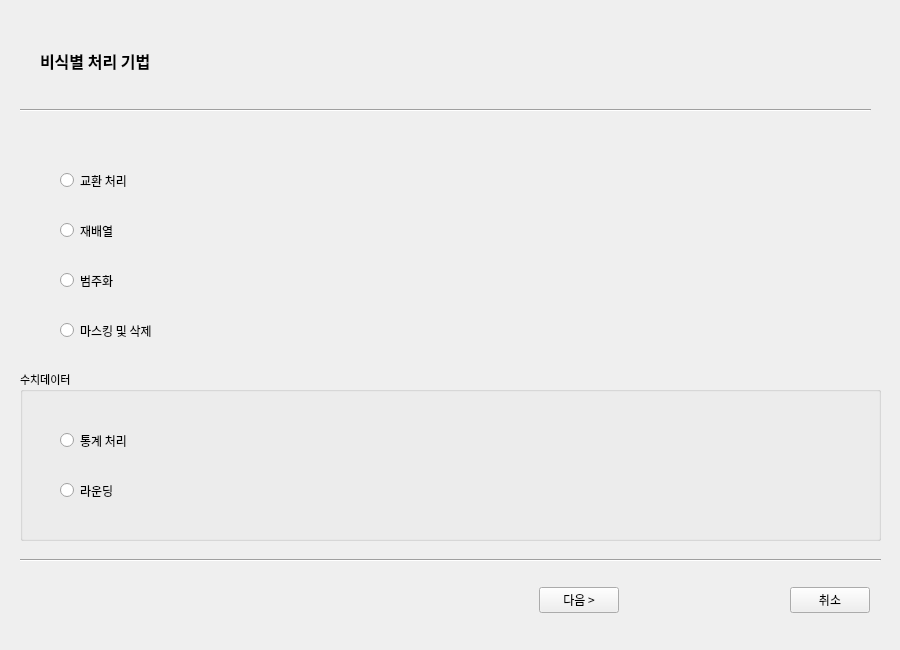
This is UI/SelectNonIdentifierMethod.ui in zel0rd/Non-Identifying as Qt 5 draws it before an edit. The edited form follows.
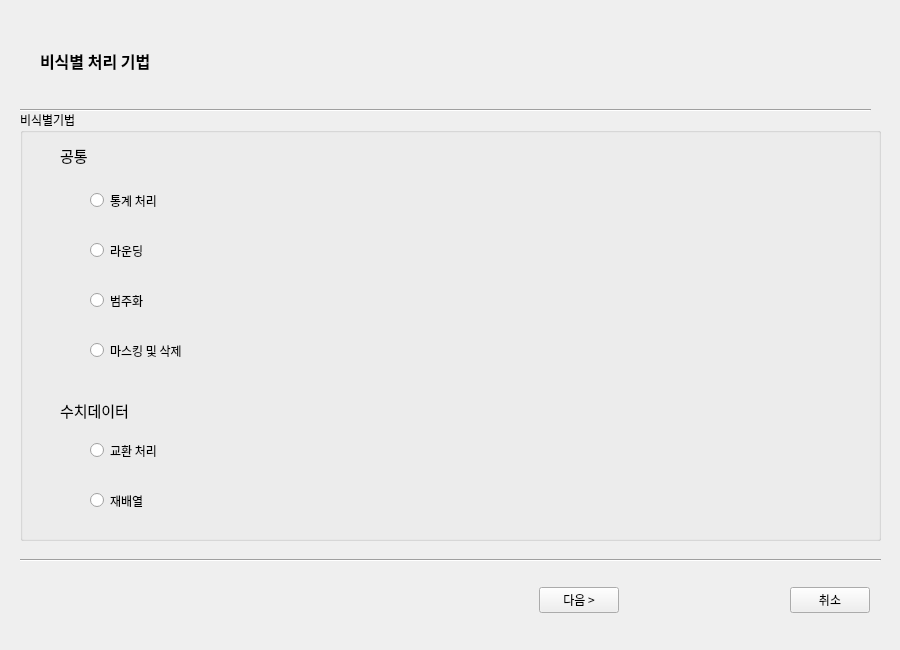
This is the edited form.

What changed in the file:
```diff
--- a/UI/SelectNonIdentifierMethod.ui
+++ b/UI/SelectNonIdentifierMethod.ui
@@ -18,25 +18,25 @@
     <property name="geometry">
      <rect>
       <x>20</x>
-      <y>370</y>
+      <y>110</y>
       <width>861</width>
-      <height>171</height>
+      <height>431</height>
      </rect>
     </property>
     <property name="font">
      <font>
       <family>맑은 고딕</family>
-      <pointsize>8</pointsize>
+      <pointsize>9</pointsize>
      </font>
     </property>
     <property name="title">
-     <string>수치데이터</string>
+     <string>비식별기법</string>
     </property>
     <widget class="QRadioButton" name="Method6">
      <property name="geometry">
       <rect>
-       <x>40</x>
-       <y>100</y>
+       <x>70</x>
+       <y>120</y>
        <width>231</width>
        <height>41</height>
       </rect>
@@ -53,8 +53,8 @@
     <widget class="QRadioButton" name="Method5">
      <property name="geometry">
       <rect>
-       <x>40</x>
-       <y>50</y>
+       <x>70</x>
+       <y>70</y>
        <width>271</width>
        <height>41</height>
       </rect>
@@ -68,6 +68,118 @@
       <string>통계 처리</string>
      </property>
     </widget>
+    <widget class="QRadioButton" name="Method2">
+     <property name="geometry">
+      <rect>
+       <x>70</x>
+       <y>370</y>
+       <width>171</width>
+       <height>41</height>
+      </rect>
+     </property>
+     <property name="font">
+      <font>
+       <family>맑은 고딕</family>
+       <pointsize>9</pointsize>
+      </font>
+     </property>
+     <property name="text">
+      <string>재배열</string>
+     </property>
+    </widget>
+    <widget class="QRadioButton" name="Method1">
+     <property name="geometry">
+      <rect>
+       <x>70</x>
+       <y>320</y>
+       <width>161</width>
+       <height>41</height>
+      </rect>
+     </property>
+     <property name="font">
+      <font>
+       <family>맑은 고딕</family>
+       <pointsize>9</pointsize>
+      </font>
+     </property>
+     <property name="text">
+      <string>교환 처리</string>
+     </property>
+    </widget>
+    <widget class="QRadioButton" name="Method4">
+     <property name="geometry">
+      <rect>
+       <x>70</x>
+       <y>220</y>
+       <width>201</width>
+       <height>41</height>
+      </rect>
+     </property>
+     <property name="font">
+      <font>
+       <family>맑은 고딕</family>
+       <pointsize>9</pointsize>
+      </font>
+     </property>
+     <property name="text">
+      <string>마스킹 및 삭제</string>
+     </property>
+    </widget>
+    <widget class="QRadioButton" name="Method3">
+     <property name="geometry">
+      <rect>
+       <x>70</x>
+       <y>170</y>
+       <width>141</width>
+       <height>41</height>
+      </rect>
+     </property>
+     <property name="font">
+      <font>
+       <family>맑은 고딕</family>
+       <pointsize>9</pointsize>
+      </font>
+     </property>
+     <property name="text">
+      <string>범주화</string>
+     </property>
+    </widget>
+    <widget class="QLabel" name="label_2">
+     <property name="geometry">
+      <rect>
+       <x>40</x>
+       <y>30</y>
+       <width>81</width>
+       <height>31</height>
+      </rect>
+     </property>
+     <property name="font">
+      <font>
+       <pointsize>11</pointsize>
+      </font>
+     </property>
+     <property name="text">
+      <string>공통</string>
+     </property>
+    </widget>
+    <widget class="QLabel" name="label_3">
+     <property name="geometry">
+      <rect>
+       <x>40</x>
+       <y>280</y>
+       <width>141</width>
+       <height>41</height>
+      </rect>
+     </property>
+     <property name="font">
+      <font>
+       <pointsize>11</pointsize>
+      </font>
+     </property>
+     <property name="text">
+      <string>수치데이터</string>
+     </property>
+    </widget>
    </widget>
    <widget class="Line" name="line">
     <property name="geometry">
@@ -169,82 +281,6 @@
      <string>비식별 처리 기법</string>
     </property>
    </widget>
-   <widget class="QRadioButton" name="Method1">
-    <property name="geometry">
-     <rect>
-      <x>60</x>
-      <y>160</y>
-      <width>161</width>
-      <height>41</height>
-     </rect>
-    </property>
-    <property name="font">
-     <font>
-      <family>맑은 고딕</family>
-      <pointsize>9</pointsize>
-     </font>
-    </property>
-    <property name="text">
-     <string>교환 처리</string>
-    </property>
-   </widget>
-   <widget class="QRadioButton" name="Method2">
-    <property name="geometry">
-     <rect>
-      <x>60</x>
-      <y>210</y>
-      <width>171</width>
-      <height>41</height>
-     </rect>
-    </property>
-    <property name="font">
-     <font>
-      <family>맑은 고딕</family>
-      <pointsize>9</pointsize>
-     </font>
-    </property>
-    <property name="text">
-     <string>재배열</string>
-    </property>
-   </widget>
-   <widget class="QRadioButton" name="Method3">
-    <property name="geometry">
-     <rect>
-      <x>60</x>
-      <y>260</y>
-      <width>141</width>
-      <height>41</height>
-     </rect>
-    </property>
-    <property name="font">
-     <font>
-      <family>맑은 고딕</family>
-      <pointsize>9</pointsize>
-     </font>
-    </property>
-    <property name="text">
-     <string>범주화</string>
-    </property>
-   </widget>
-   <widget class="QRadioButton" name="Method4">
-    <property name="geometry">
-     <rect>
-      <x>60</x>
-      <y>310</y>
-      <width>201</width>
-      <height>41</height>
-     </rect>
-    </property>
-    <property name="font">
-     <font>
-      <family>맑은 고딕</family>
-      <pointsize>9</pointsize>
-     </font>
-    </property>
-    <property name="text">
-     <string>마스킹 및 삭제</string>
-    </property>
-   </widget>
   </widget>
  </widget>
  <resources/>
```
